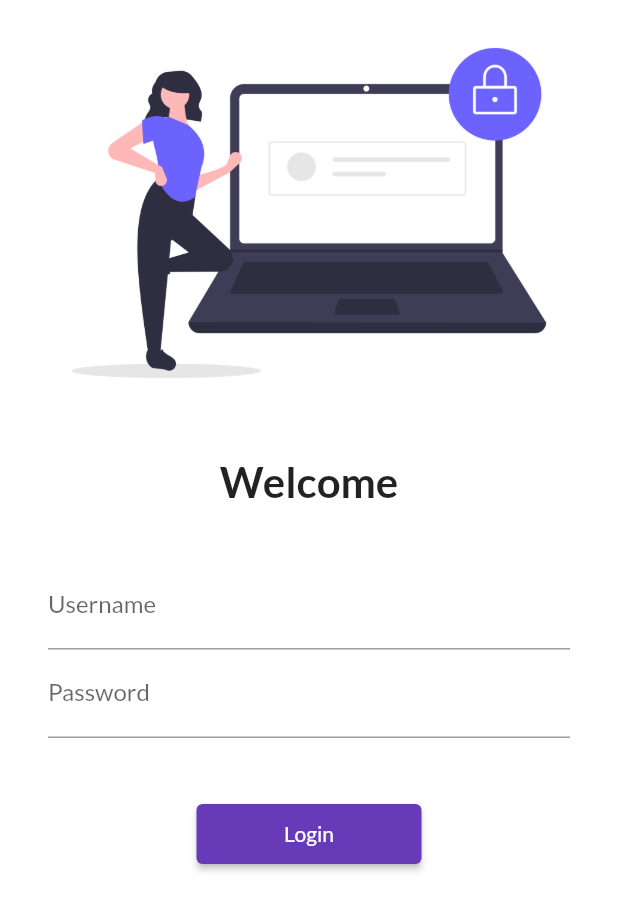
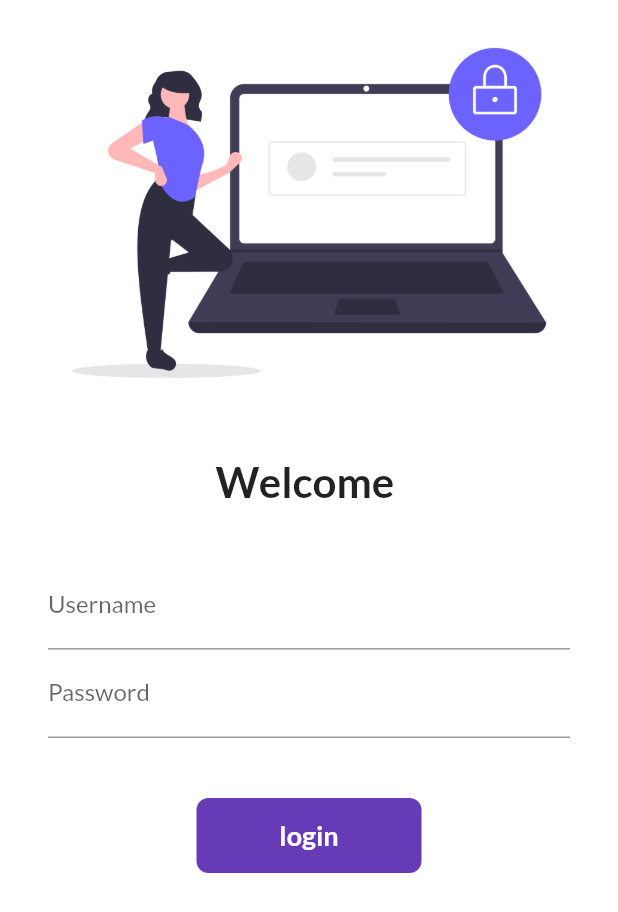
Before and after one commit to ayushjain27/30_days_of_flutter, a Flutter app: the screen it shows after launch, on a phone screen of 412 x 824 dp. Shown: the top 912 px of the screen. Run offline on Flutter 3.47's test engine with Material 2 defaults, Android fonts, the phone set to English and light mode, and no system bars; our stand-ins replace google_fonts.

Commit message:
day-6 completed

```diff
--- a/lib/pages/login_page.dart
+++ b/lib/pages/login_page.dart
@@ -1,7 +1,15 @@
 import 'package:flutter/material.dart';
 import 'package:flutter_catalogue/utils/routes.dart';
 
-class LoginPage extends StatelessWidget {
+class LoginPage extends StatefulWidget {
+  @override
+  State<LoginPage> createState() => _LoginPageState();
+}
+
+class _LoginPageState extends State<LoginPage> {
+  String name = "";
+  bool changeButton = false;
+
   @override
   Widget build(BuildContext context) {
     return Material(
@@ -15,7 +23,7 @@
                 // height: 500,
               ),
               const SizedBox(height: 20.0),
-              const Text("Welcome",
+              Text("Welcome $name",
                   style: TextStyle(
                     fontSize: 28,
                     fontWeight: FontWeight.bold,
@@ -29,6 +37,10 @@
                     TextFormField(
                       decoration: const InputDecoration(
                           hintText: "Enter Username", labelText: "Username"),
+                      onChanged: (value) {
+                        name = value;
+                        setState(() {});
+                      },
                     ),
                     TextFormField(
                       obscureText: true,
@@ -36,13 +48,47 @@
                           hintText: "Enter Password", labelText: "Password"),
                     ),
                     const SizedBox(height: 40.0),
-                    ElevatedButton(
-                      child: const Text("Login"),
-                      style: TextButton.styleFrom(minimumSize: Size(150, 40)),
-                      onPressed: () {
+
+                    InkWell(
+                      onTap: () async {
+                        setState(() {
+                          changeButton = true;
+                        });
+
+                        await Future.delayed(Duration(seconds: 1));
                         Navigator.pushNamed(context, MyRoutes.homeRoute);
                       },
+                      child: AnimatedContainer(
+                        duration: const Duration(seconds: 1),
+                        width: changeButton ? 50 : 150,
+                        height: 50,
+                        alignment: Alignment.center,
+                        child: changeButton? const Icon(
+                          Icons.done,
+                          color: Colors.white,
+                        ): const Text(
+                          "login",
+                          style: TextStyle(
+                              color: Colors.white,
+                              fontWeight: FontWeight.bold,
+                              fontSize: 18),
+                        ),
+                        decoration: BoxDecoration(
+                            color: Colors.deepPurple,
+                            // shape: changeButton
+                            //     ? BoxShape.circle
+                            //     : BoxShape.rectangle,
+                            borderRadius:
+                                BorderRadius.circular(changeButton ? 50 : 8)),
+                      ),
                     )
+                    // ElevatedButton(
+                    //   child: const Text("Login"),
+                    //   style: TextButton.styleFrom(minimumSize: Size(150, 40)),
+                    //   onPressed: () {
+                    //     Navigator.pushNamed(context, MyRoutes.homeRoute);
+                    //   },
+                    // )
                   ],
                 ),
               )
```
